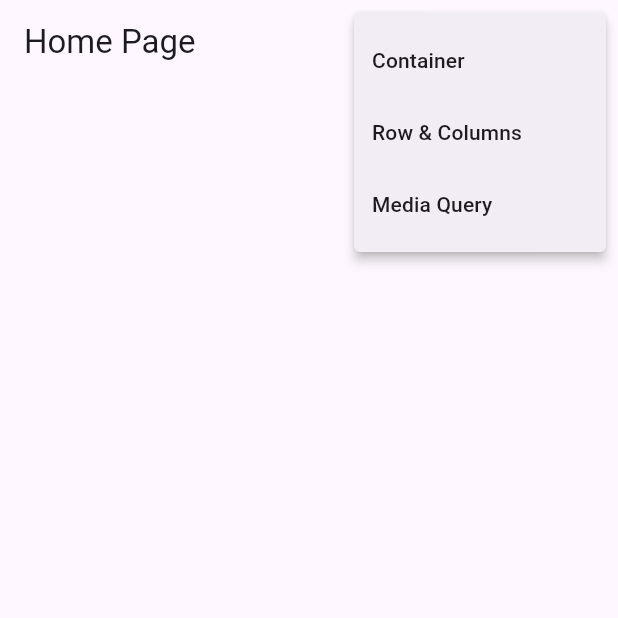
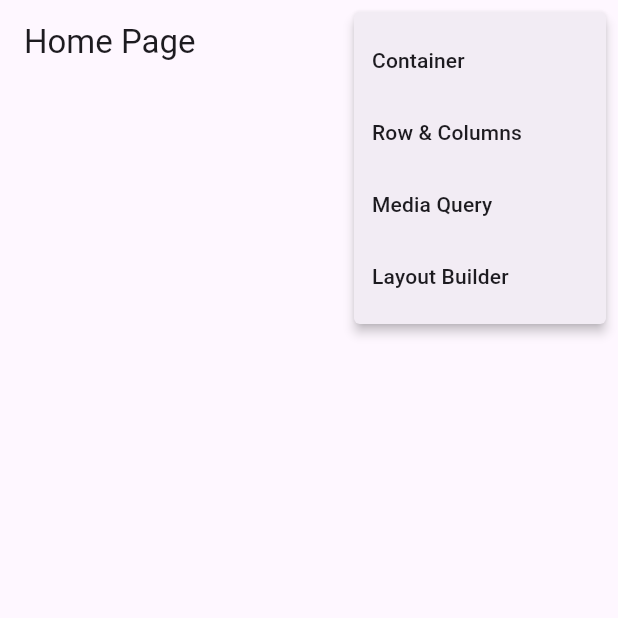
Before and after one commit to fabriciosuhet/flutter-primeiro-projeto, a Flutter app: the screen it shows after launch, after a tap on the "restaurant menu" icon, on a phone screen of 412 x 824 dp, the top half of it. Run offline on Flutter 3.47's test engine with Material 2 defaults, Android fonts, the phone set to English and light mode, and no system bars; our stand-ins replace device_preview.

Commit message:
layout builder

```diff
--- a/lib/main.dart
+++ b/lib/main.dart
@@ -3,6 +3,7 @@ import 'package:flutter/foundation.dart';
 import 'package:flutter/material.dart';
 import 'package:flutter_primeiro_projeto/pages/container/containerpage.dart';
 import 'package:flutter_primeiro_projeto/pages/home/homepage.dart';
+import 'package:flutter_primeiro_projeto/pages/layout_builder/layout_builder_page.dart';
 import 'package:flutter_primeiro_projeto/pages/media_query/media_query_page.dart';
 import 'package:flutter_primeiro_projeto/pages/rows_columns/rows_columns_page.dart';
 
@@ -34,6 +35,7 @@ class MyApp extends StatelessWidget {
         '/container': (_) => const ContainerPage(),
         '/rows_columns': (_) => const RowsColumnPage(),
         '/media_query': (_) => const MediaQueryPage(),
+        '/layout_builder': (_) => const LayoutBuilderPage(),
       },
     );
   }
--- a/lib/pages/home/homepage.dart
+++ b/lib/pages/home/homepage.dart
@@ -4,6 +4,7 @@ enum PopupMenuPages {
   container,
   rows_columns,
   media_query,
+  layout_builder,
 }
 
 class HomePage extends StatelessWidget {
@@ -29,6 +30,9 @@ class HomePage extends StatelessWidget {
                 case PopupMenuPages.media_query:
                   Navigator.of(context).pushNamed('/media_query');
                   break;
+                case PopupMenuPages.layout_builder:
+                  Navigator.of(context).pushNamed('/layout_builder');
+                  break;
               }
             },
             itemBuilder: (BuildContext context) {
@@ -45,6 +49,10 @@ class HomePage extends StatelessWidget {
                   value: PopupMenuPages.media_query,
                   child: Text('Media Query'),
                 ),
+                const PopupMenuItem<PopupMenuPages>(
+                  value: PopupMenuPages.layout_builder,
+                  child: Text('Layout Builder'),
+                ),
               ];
             },
           )
```
Also changed, not shown: lib/pages/layout_builder/layout_builder_page.dart (added, +38 -0 lines).
